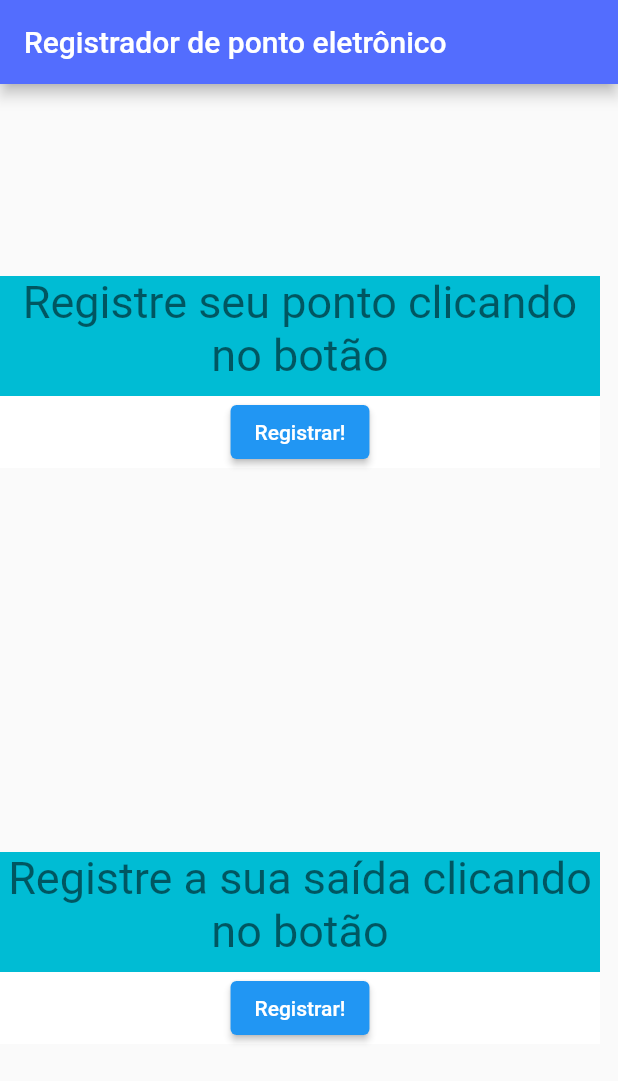
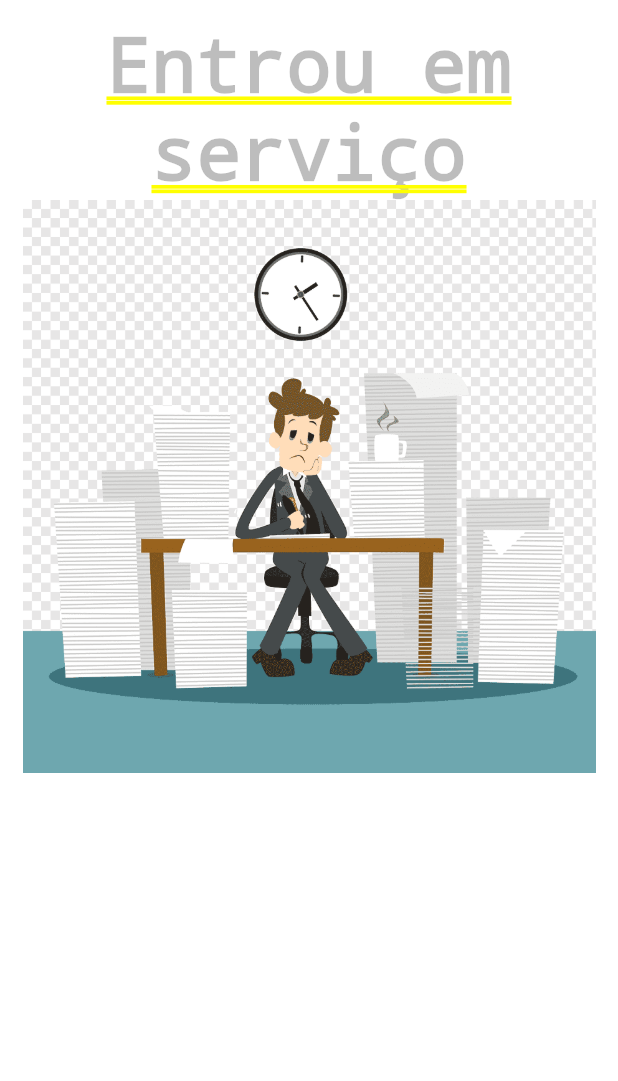
Before and after one commit to adrianorsl/Flutter-registro, a Flutter app: the screen it shows after launch, after a tap on "Registrar!", on a phone screen of 412 x 824 dp. Shown: the top 1081 px of the screen. Run offline on Flutter 3.47's test engine with Material 2 defaults, Android fonts, the light colour scheme and no system bars.

Commit message:
Criação das telas de entrada de trabalho e saída de trabalho e criação do Splashscreen

```diff
--- /dev/null
+++ b/lib/Telas.dart
@@ -0,0 +1,83 @@
+import 'package:flutter/material.dart';
+
+class EnterScreen extends StatefulWidget {
+  const EnterScreen({Key? key}) : super(key: key);
+
+  @override
+  State<EnterScreen> createState() => _EnterScreenState();
+}
+
+class _EnterScreenState extends State<EnterScreen> {
+  @override
+  Widget build(BuildContext context) {
+    // TODO: implement build
+    return ListView(
+      children: [
+        Padding(
+          padding: const EdgeInsets.all(15.0),
+          child: Column(
+            children: [
+              Container(
+                color: Colors.white,
+                child: const Text(
+                  'Entrou em serviço',
+                  style: TextStyle(color: Colors.black26, fontSize: 50),
+                  textAlign: TextAlign.center,
+                ),
+              ),
+              Container(
+                color: Colors.white,
+                child: Image.asset(
+                  'assets/images/Trabalhando.png',
+                  fit: BoxFit.cover,
+                ),
+              )
+            ],
+          ),
+        ),
+      ],
+    );
+    throw UnimplementedError();
+  }
+}
+
+class ExitScreen extends StatefulWidget {
+  const ExitScreen({Key? key}) : super(key: key);
+
+  @override
+  State<ExitScreen> createState() => _ExitScreenState();
+}
+
+class _ExitScreenState extends State<ExitScreen> {
+  @override
+  Widget build(BuildContext context) {
+    // TODO: implement build
+    return ListView(
+      children: [
+        Padding(
+          padding: const EdgeInsets.all(15.0),
+          child: Column(
+            children: [
+              Container(
+                color: Colors.white,
+                child: const Text(
+                  'Saiu do serviço',
+                  style: TextStyle(color: Colors.black26, fontSize: 50),
+                  textAlign: TextAlign.center,
+                ),
+              ),
+              Container(
+                color: Colors.white,
+                child: Image.asset(
+                  'assets/images/sair.png',
+                  fit: BoxFit.cover,
+                ),
+              )
+            ],
+          ),
+        ),
+      ],
+    );
+    throw UnimplementedError();
+  }
+}
--- /dev/null
+++ b/lib/inicial.dart
@@ -0,0 +1,121 @@
+import 'package:flutter/material.dart';
+import 'package:meu_primeiro_projeto/Telas.dart';
+
+
+class inicial extends StatelessWidget {
+  const inicial({super.key});
+
+  @override
+  Widget build(BuildContext context) {
+    return MaterialApp(
+      title: 'Flutter Demo',
+      theme: ThemeData(
+        primarySwatch: Colors.blue,
+      ),
+      home: Scaffold(
+        appBar: AppBar(
+          title: Text('Registrador de ponto eletrônico'),
+          backgroundColor: Colors.indigoAccent,
+        ),
+        body: ListView(children: [
+          Entrada('Registre seu ponto clicando no botão'),
+          Saida('Registre a sua saída clicando no botão'),
+        ]),
+        //floatingActionButton: FloatingActionButton(onPressed: () {}),
+      ),
+    );
+  }
+}
+
+class Entrada extends StatefulWidget {
+  final String nome;
+
+  const Entrada(this.nome, {Key? key}) : super(key: key);
+
+  @override
+  State<Entrada> createState() => _EntradaState();
+}
+
+class _EntradaState extends State<Entrada> {
+  @override
+  Widget build(BuildContext context) {
+    return Padding(
+      padding: const EdgeInsets.all(12.0),
+      child: Container(
+        color: Colors.black12,
+        child: Column(
+          children: [
+            Container(
+              color: Colors.cyan,
+              height: 80,
+              width: 400,
+              child: Text(
+                widget.nome,
+                style: TextStyle(
+                  color: Colors.black54,
+                  fontSize: 30,
+                ),
+                textAlign: TextAlign.center,
+              ),
+            ),
+            ElevatedButton(
+              onPressed: () {
+                setState(() {
+                  Navigator.push(context, MaterialPageRoute(builder: (context) => EnterScreen()));
+                });
+                print('Ponto registrado');
+              },
+              child: Text('Registrar!', style: TextStyle(fontSize: 25)),
+            ),
+          ],
+        ),
+      ),
+    );
+  }
+}
+class Saida extends StatefulWidget {
+  final String nome;
+
+  const Saida(this.nome, {Key? key}) : super(key: key);
+
+  @override
+  State<Saida> createState() => _SaidaState();
+}
+
+class _SaidaState extends State<Saida> {
+  @override
+  Widget build(BuildContext context) {
+    return Padding(
+      padding: const EdgeInsets.all(12.0),
+      child: Container(
+        color: Colors.black12,
+        child: Column(
+          children: [
+            Container(
+              color: Colors.cyan,
+              height: 80,
+              width: 400,
+              child: Text(
+                widget.nome,
+                style: TextStyle(
+                  color: Colors.black54,
+                  fontSize: 30,
+                ),
+                textAlign: TextAlign.center,
+              ),
+            ),
+            ElevatedButton(
+              onPressed: () {
+                setState(() {
+                  Navigator.push(context, MaterialPageRoute(builder: (context) => ExitScreen()));
+                });
+                print('Ponto registrado');
+              },
+              child: Text('Registrar!', style: TextStyle(fontSize: 25)),
+            ),
+          ],
+        ),
+      ),
+    );
+  }
+}
--- a/lib/main.dart
+++ b/lib/main.dart
@@ -1,4 +1,7 @@
 import 'package:flutter/material.dart';
+import 'package:meu_primeiro_projeto/inicial.dart';
+import 'package:meu_primeiro_projeto/splash.dart';
+
 
 void main() {
   runApp(const MyApp());
@@ -14,54 +17,7 @@ class MyApp extends StatelessWidget {
       theme: ThemeData(
         primarySwatch: Colors.blue,
       ),
-      home: Scaffold(
-        appBar: AppBar(
-          title: Text('Registrador de ponto eletrônico'),
-          backgroundColor: Colors.indigoAccent,
-        ),
-        body:
-            Column(mainAxisAlignment: MainAxisAlignment.spaceAround, children: [
-          Entrada('Registre seu ponto clicando no botão'),
-          Entrada('Registre a sua saída clicando no botão'),
-        ]),
-        //floatingActionButton: FloatingActionButton(onPressed: () {}),
-      ),
+      home: Splash(),
     );
   }
 }
-
-class Entrada extends StatelessWidget {
-  final String nome;
-
-  const Entrada(this.nome, {Key? key}) : super(key: key);
-
-  @override
-  Widget build(BuildContext context) {
-    return Container(
-      color: Colors.white,
-      child: Column(
-        children: [
-          Container(
-            color: Colors.cyan,
-            height: 80,
-            width: 400,
-            child: Text(
-              nome,
-              style: TextStyle(
-                color: Colors.black54,
-                fontSize: 30,
-              ),
-              textAlign: TextAlign.center,
-            ),
-          ),
-          ElevatedButton(
-            onPressed: () {
-              print('Ponto registrado');
-            },
-            child: Text('Registrar!'),
-          ),
-        ],
-      ),
-    );
-  }
-}
--- /dev/null
+++ b/lib/splash.dart
@@ -0,0 +1,36 @@
+import 'package:flutter/material.dart';
+import 'package:flutter/services.dart';
+import 'package:meu_primeiro_projeto/inicial.dart';
+import 'package:meu_primeiro_projeto/main.dart';
+
+class Splash extends StatefulWidget {
+  @override
+  _SplashState createState() => _SplashState();
+}
+
+class _SplashState extends State<Splash> {
+
+  @override
+  void initState() {
+    super.initState();
+    SystemChrome.setEnabledSystemUIMode;
+    Future.delayed(Duration(seconds: 4)).then((_){
+      Navigator.pushReplacement(context, MaterialPageRoute(builder: (context)=> inicial()));
+    });
+  }
+
+  @override
+  Widget build(BuildContext context) {
+
+    return Container(
+        color: Colors.blue,
+        child: Center(
+          child: Container(
+            width: 300,
+            height: 500,
+            child: Image.asset('assets/images/splash.jpg'),
+          ),
+        )
+    );
+  }
+}
--- a/pubspec.yaml
+++ b/pubspec.yaml
@@ -63,6 +63,9 @@ flutter:
   # assets:
   #   - images/a_dot_burr.jpeg
   #   - images/a_dot_ham.jpeg
+  assets:
+    - assets/images/
+
 
   # An image asset can refer to one or more resolution-specific "variants", see
   # https://flutter.dev/assets-and-images/#resolution-aware
```
Also changed, not shown: assets/images/Trabalhando.png (added), assets/images/sair.png (added), assets/images/splash.jpg (added).
